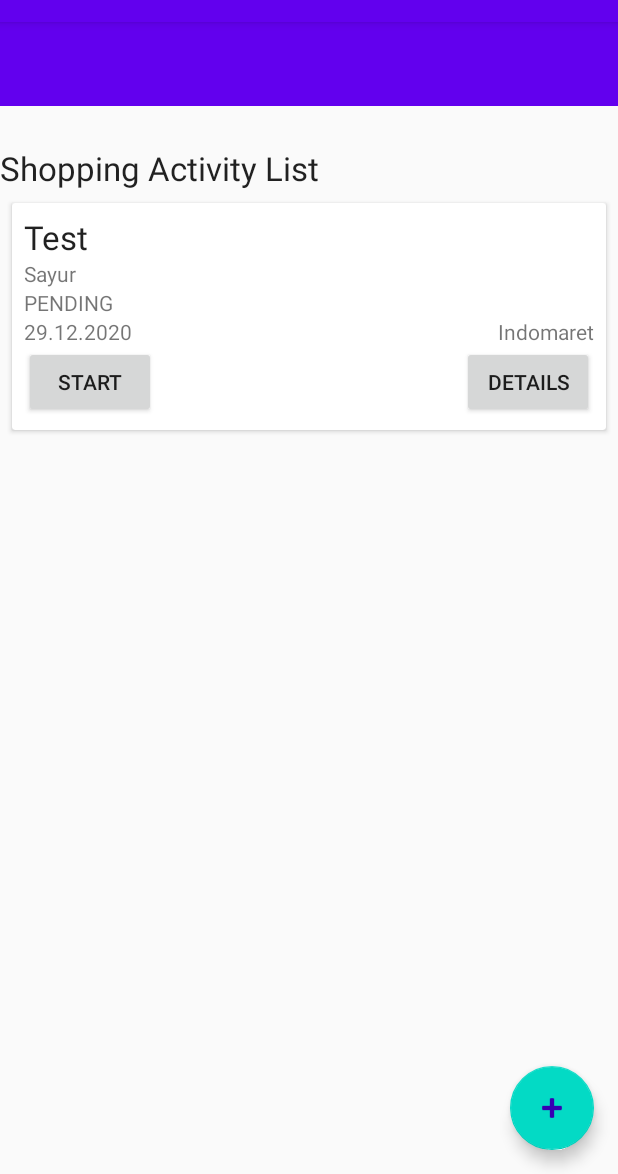
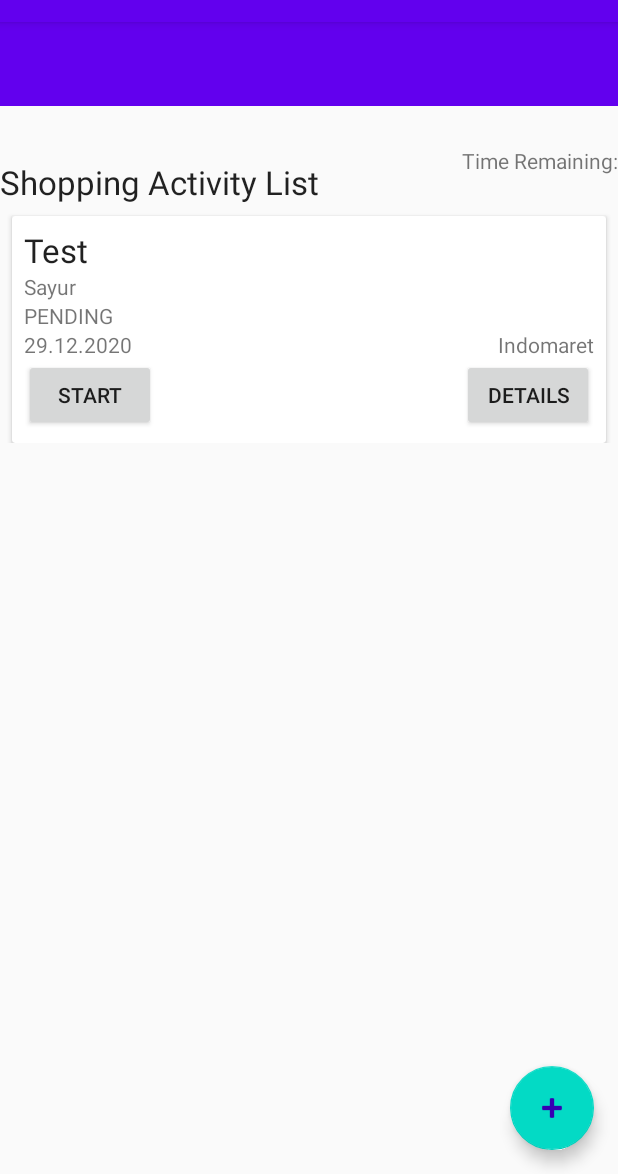
Before and after one commit to SatyaDh/BelanjaRapi, an Android app: the screen it shows after launch (MainActivity), on a phone screen of 412 x 824 dp, the part 62-1236 px from its top. Run offline under Robolectric (Android 15) with nearby library versions, the phone set to English and light mode, and no system bars; our stand-ins replace Room's generated code.

Commit message:
feat: add timer

```diff
--- a/app/src/main/AndroidManifest.xml
+++ b/app/src/main/AndroidManifest.xml
@@ -21,6 +21,7 @@
         <activity android:name=".activity.FormActivity">
 
         </activity>
+        <service android:name=".service.TimerService" />
 
     </application>
 
--- a/app/src/main/java/is/ac/ui/cs/mobileprogramming/satyadharma/belanjarapi/activity/ShoppingListFragment.java
+++ b/app/src/main/java/is/ac/ui/cs/mobileprogramming/satyadharma/belanjarapi/activity/ShoppingListFragment.java
@@ -1,10 +1,14 @@
 package is.ac.ui.cs.mobileprogramming.satyadharma.belanjarapi.activity;
 
+import android.content.BroadcastReceiver;
+import android.content.Context;
 import android.content.Intent;
+import android.content.IntentFilter;
 import android.os.Bundle;
 import android.view.LayoutInflater;
 import android.view.View;
 import android.view.ViewGroup;
+import android.widget.TextView;
 
 import androidx.annotation.NonNull;
 import androidx.annotation.Nullable;
@@ -19,22 +23,38 @@ import java.util.List;
 import is.ac.ui.cs.mobileprogramming.satyadharma.belanjarapi.R;
 import is.ac.ui.cs.mobileprogramming.satyadharma.belanjarapi.adapter.MainAdapter;
 import is.ac.ui.cs.mobileprogramming.satyadharma.belanjarapi.model.AktivitasBelanja;
+import is.ac.ui.cs.mobileprogramming.satyadharma.belanjarapi.service.TimerService;
 import is.ac.ui.cs.mobileprogramming.satyadharma.belanjarapi.viewmodel.AktivitasBelanjaViewModel;
 
 public class ShoppingListFragment extends Fragment {
     private AktivitasBelanjaViewModel aktivitasBelanjaViewModel;
-
+    private BroadcastReceiver br;
+    private TextView textTime;
 
     @Nullable
     @Override
     public View onCreateView(@NonNull LayoutInflater inflater, @Nullable ViewGroup container, @Nullable Bundle savedInstanceState) {
         View v = inflater.inflate(R.layout.fragment_shopping_list, container, false);
 
+        textTime = v.findViewById(R.id.text_time);
+
         RecyclerView recyclerView = (RecyclerView) v.findViewById(R.id.recycler_view);
         recyclerView.setLayoutManager(new LinearLayoutManager(getActivity()));
 
         MainAdapter mainAdapter = new MainAdapter();
         recyclerView.setAdapter(mainAdapter);
+
+        br = new BroadcastReceiver() {
+            @Override
+            public void onReceive(Context context, Intent intent) {
+                if (intent.getExtras() != null) {
+                    long millisUntilFinished = intent.getLongExtra("countdown", 0);
+                    textTime.setText(Long.toString(millisUntilFinished / 1000));
+                }
+
+            }
+        };
+
 
         aktivitasBelanjaViewModel = new ViewModelProvider(getActivity()).get(AktivitasBelanjaViewModel.class);
         aktivitasBelanjaViewModel.getAllAktivitasBelanja().observe(getActivity(), new Observer<List<AktivitasBelanja>>() {
@@ -56,11 +76,28 @@ public class ShoppingListFragment extends Fragment {
 
             @Override
             public void onTimerClick(AktivitasBelanja aktivitasBelanja) {
-
+                getActivity().startService(new Intent(getActivity(), TimerService.class));
             }
         });
 
         return v;
 
     }
+
+    @Override
+    public void onResume() {
+        super.onResume();
+        requireActivity().registerReceiver(br, new IntentFilter(TimerService.COUNTDOWN_BR));
+    }
+
+    @Override
+    public void onPause() {
+        super.onPause();
+        requireActivity().unregisterReceiver(br);
+    }
+
+    @Override
+    public void onDestroyView() {
+        super.onDestroyView();
+    }
 }
--- a/app/src/main/res/layout-land/fragment_shopping_list.xml
+++ b/app/src/main/res/layout-land/fragment_shopping_list.xml
@@ -1,5 +1,5 @@
 <?xml version="1.0" encoding="utf-8"?>
-<androidx.coordinatorlayout.widget.CoordinatorLayout
+<androidx.constraintlayout.widget.ConstraintLayout
     xmlns:android="http://schemas.android.com/apk/res/android"
     xmlns:app="http://schemas.android.com/apk/res-auto"
     xmlns:tools="http://schemas.android.com/tools"
@@ -7,19 +7,38 @@
     android:layout_height="match_parent"
     android:layout_marginTop="8dp">
     <TextView
+        android:id="@+id/text_shp"
         android:layout_width="wrap_content"
         android:layout_height="wrap_content"
-        app:layout_anchor="@id/recycler_view"
-        app:layout_anchorGravity="top"
-        android:layout_gravity="top"
         android:text="@string/shopping_list"
+        app:layout_constraintStart_toStartOf="parent"
+        app:layout_constraintBottom_toTopOf="@id/recycler_view"
+
         android:textAppearance="@style/TextAppearance.AppCompat.Large"/>
+
+    <TextView
+        android:id="@+id/text_static_time"
+        android:layout_width="wrap_content"
+        android:layout_height="wrap_content"
+        app:layout_constraintEnd_toEndOf="parent"
+        app:layout_constraintBottom_toTopOf="@id/text_time"
+        android:text="@string/static_timer"
+        />
+
+    <TextView
+        android:id="@+id/text_time"
+        android:layout_width="wrap_content"
+        android:layout_height="wrap_content"
+        app:layout_constraintEnd_toEndOf="parent"
+        app:layout_constraintBottom_toTopOf="@id/recycler_view"
+        />
 
     <androidx.recyclerview.widget.RecyclerView
         android:id="@+id/recycler_view"
         android:layout_width="match_parent"
-        android:layout_height="801dp"
-        android:paddingTop="30dp"
+        android:layout_height="wrap_content"
+        app:layout_constraintStart_toStartOf="parent"
+        app:layout_constraintTop_toBottomOf="@id/text_shp"
         tools:listitem="@layout/item_shopping_activity" />
 
-</androidx.coordinatorlayout.widget.CoordinatorLayout>
+</androidx.constraintlayout.widget.ConstraintLayout>
--- a/app/src/main/res/layout/fragment_shopping_list.xml
+++ b/app/src/main/res/layout/fragment_shopping_list.xml
@@ -1,5 +1,5 @@
 <?xml version="1.0" encoding="utf-8"?>
-<androidx.coordinatorlayout.widget.CoordinatorLayout
+<androidx.constraintlayout.widget.ConstraintLayout
     xmlns:android="http://schemas.android.com/apk/res/android"
     xmlns:app="http://schemas.android.com/apk/res-auto"
     xmlns:tools="http://schemas.android.com/tools"
@@ -7,19 +7,38 @@
     android:layout_height="match_parent"
     android:layout_marginTop="8dp">
     <TextView
+        android:id="@+id/text_shp"
         android:layout_width="wrap_content"
         android:layout_height="wrap_content"
-        app:layout_anchor="@id/recycler_view"
-        app:layout_anchorGravity="top"
-        android:layout_gravity="top"
         android:text="@string/shopping_list"
+        app:layout_constraintStart_toStartOf="parent"
+        app:layout_constraintBottom_toTopOf="@id/recycler_view"
+
         android:textAppearance="@style/TextAppearance.AppCompat.Large"/>
+
+    <TextView
+        android:id="@+id/text_static_time"
+        android:layout_width="wrap_content"
+        android:layout_height="wrap_content"
+        app:layout_constraintEnd_toEndOf="parent"
+        app:layout_constraintBottom_toTopOf="@id/text_time"
+        android:text="@string/static_timer"
+        />
+
+    <TextView
+        android:id="@+id/text_time"
+        android:layout_width="wrap_content"
+        android:layout_height="wrap_content"
+        app:layout_constraintEnd_toEndOf="parent"
+        app:layout_constraintBottom_toTopOf="@id/recycler_view"
+        />
 
     <androidx.recyclerview.widget.RecyclerView
         android:id="@+id/recycler_view"
         android:layout_width="match_parent"
-        android:layout_height="801dp"
-        android:paddingTop="30dp"
+        android:layout_height="wrap_content"
+        app:layout_constraintStart_toStartOf="parent"
+        app:layout_constraintTop_toBottomOf="@id/text_shp"
         tools:listitem="@layout/item_shopping_activity" />
 
-</androidx.coordinatorlayout.widget.CoordinatorLayout>
+</androidx.constraintlayout.widget.ConstraintLayout>
--- a/app/src/main/res/values/strings.xml
+++ b/app/src/main/res/values/strings.xml
@@ -5,6 +5,7 @@
     <string name="static_title">Activity Title</string>
     <string name="static_item_name">Item Name</string>
     <string name="static_locale">Location</string>
+    <string name="static_timer">Time Remaining:</string>
     <string name="static_date">Date</string>
     <string name="button_start">Start</string>
     <string name="button_details">Details</string>
```
Also changed, not shown: app/src/main/java/is/ac/ui/cs/mobileprogramming/satyadharma/belanjarapi/service/TimerService.java (+56 -1 lines), 1 other file.
